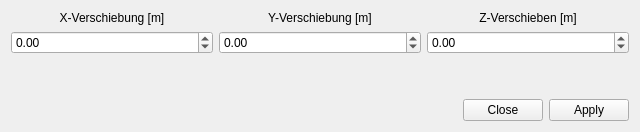
This is som_gui/plugins/ifc_tools/module/move/qt/widget.ui in c-mellueh/SOM-Toolkit as Qt 5 draws it before an edit. The edited form follows.
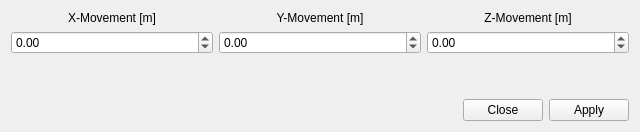
This is the edited form. Custom widgets are drawn as their Qt base class.

The edit to the form file:
```diff
--- a/som_gui/plugins/ifc_tools/module/move/qt/widget.ui
+++ b/som_gui/plugins/ifc_tools/module/move/qt/widget.ui
@@ -49,7 +49,7 @@
                     <item row="0" column="0">
                         <widget class="QLabel" name="label">
                             <property name="text">
-                                <string>X-Verschiebung [m]</string>
+                                <string>X-Movement [m]</string>
                             </property>
                             <property name="alignment">
                                 <set>Qt::AlignCenter</set>
@@ -59,7 +59,7 @@
                     <item row="0" column="1">
                         <widget class="QLabel" name="label_2">
                             <property name="text">
-                                <string>Y-Verschiebung [m]</string>
+                                <string>Y-Movement [m]</string>
                             </property>
                             <property name="alignment">
                                 <set>Qt::AlignCenter</set>
@@ -69,7 +69,7 @@
                     <item row="0" column="2">
                         <widget class="QLabel" name="label_3">
                             <property name="text">
-                                <string>Z-Verschieben [m]</string>
+                                <string>Z-Movement [m]</string>
                             </property>
                             <property name="alignment">
                                 <set>Qt::AlignCenter</set>
```
Left out of the diff: 8 changed lines with no effect on the pictures.
